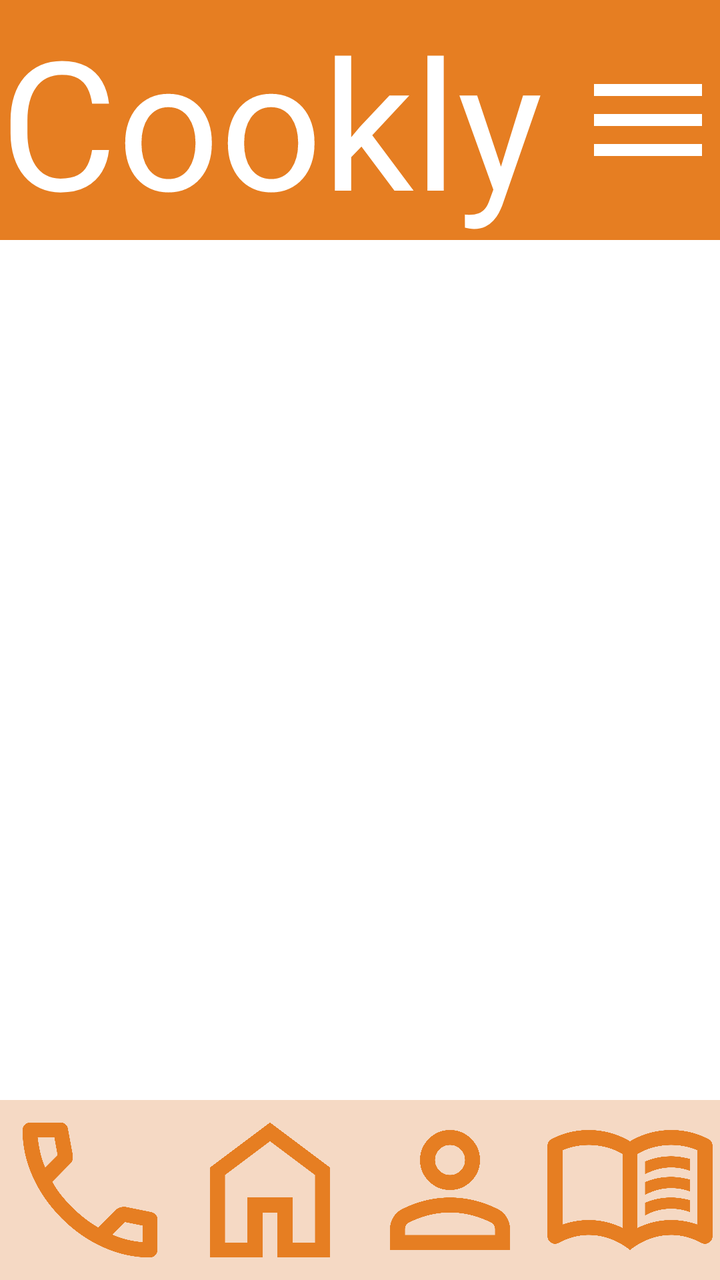
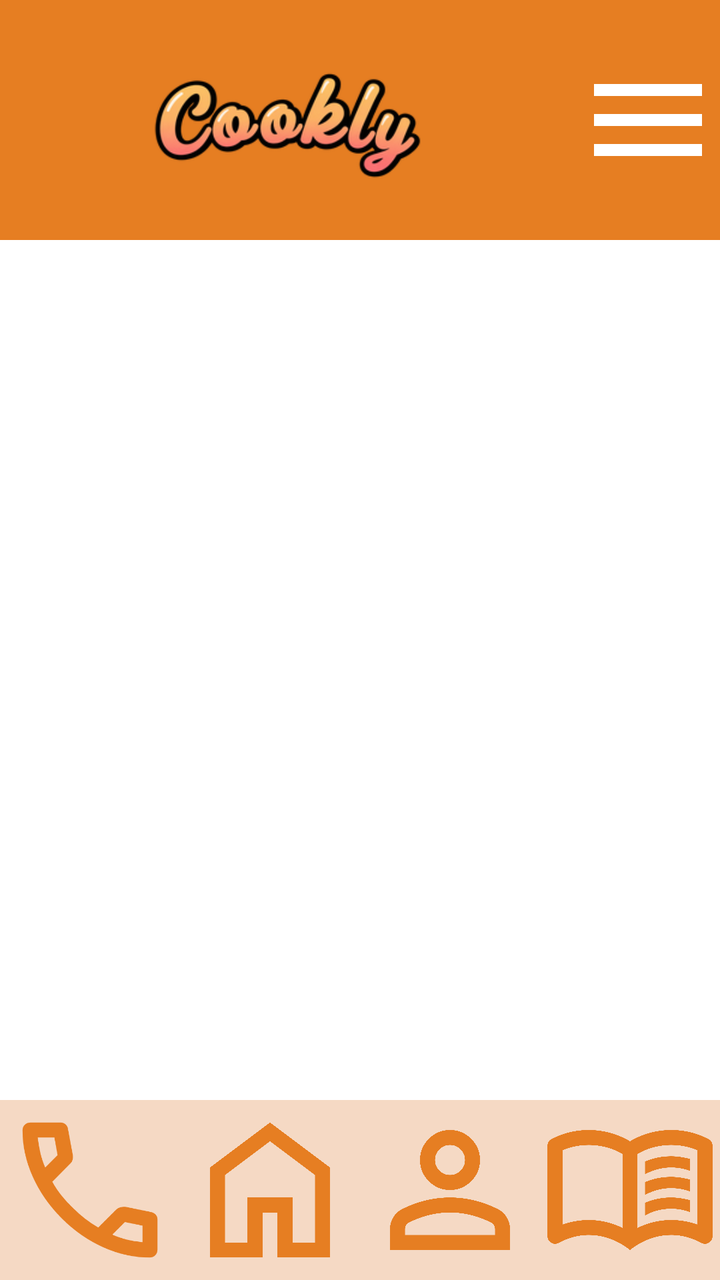

An Android layout rendered at two revisions. The XML below is the earlier revision; the diff shows what the commit changed to produce the second picture.
<!-- AndroidManifest.xml: application theme Theme.Activitat_05 -->
<!-- res/layout/activity_main.xml -->
<?xml version="1.0" encoding="utf-8"?>
<androidx.constraintlayout.widget.ConstraintLayout xmlns:android="http://schemas.android.com/apk/res/android"
    xmlns:app="http://schemas.android.com/apk/res-auto"
    xmlns:tools="http://schemas.android.com/tools"
    android:id="@+id/main"
    android:layout_width="match_parent"
    android:layout_height="match_parent"
    tools:context=".MainActivity">

    <LinearLayout
        android:id="@+id/header"
        android:layout_width="match_parent"
        android:layout_height="120dp"
        app:layout_constraintStart_toStartOf="parent"
        app:layout_constraintTop_toTopOf="parent"
        app:layout_constraintBottom_toTopOf="@id/fragmentContainerView"
        android:background="?attr/headerLink"
        android:orientation="horizontal">

        <TextView
            android:layout_width="0dp"
            android:layout_height="match_parent"
            android:text="@string/logo"
            android:textSize="90sp"
            android:layout_weight="0.8"
            android:textColor="?attr/headerText"/>
        <ImageView
            android:id="@+id/aMSetting"
            android:layout_width="0dp"
            android:layout_height="match_parent"
            android:src="@drawable/menu_24dp"
            android:layout_weight="0.2"/>
    </LinearLayout>

    <androidx.fragment.app.FragmentContainerView
        android:id="@+id/fragmentContainerView"
        android:layout_width="0dp"
        android:layout_height="0dp"
        app:layout_constraintTop_toBottomOf="@id/header"
        app:layout_constraintBottom_toTopOf="@id/footer"
        app:layout_constraintStart_toStartOf="parent"
        app:layout_constraintEnd_toEndOf="parent"/>

    <LinearLayout
        android:id="@+id/footer"
        android:layout_width="match_parent"
        android:layout_height="90dp"
        app:layout_constraintBottom_toBottomOf="parent"
        android:orientation="horizontal"
        android:background="?attr/footer">

        <LinearLayout
            android:id="@+id/aMHelp"
            android:layout_width="0dp"
            android:layout_height="match_parent"
            android:layout_weight="1">

            <ImageView
                android:layout_width="match_parent"
                android:layout_height="match_parent"
                android:src="@drawable/help_24dp"/>
        </LinearLayout>

        <LinearLayout
            android:id="@+id/aMHome"
            android:layout_width="0dp"
            android:layout_height="match_parent"
            android:layout_weight="1">

            <ImageView
                android:layout_width="match_parent"
                android:layout_height="match_parent"
                android:src="@drawable/home_24dp"/>
        </LinearLayout>

        <LinearLayout
            android:id="@+id/aMProfile"
            android:layout_width="0dp"
            android:layout_height="match_parent"
            android:layout_weight="1">

            <ImageView
                android:layout_width="match_parent"
                android:layout_height="match_parent"
                android:src="@drawable/profile_24dp"/>
        </LinearLayout>

        <LinearLayout
            android:id="@+id/aMMyRecipe"
            android:layout_width="0dp"
            android:layout_height="match_parent"
            android:layout_weight="1">

            <ImageView
                android:layout_width="match_parent"
                android:layout_height="match_parent"
                android:src="@drawable/list_24dp"/>
        </LinearLayout>
    </LinearLayout>
</androidx.constraintlayout.widget.ConstraintLayout>
<!-- resources referenced by this layout -->
<resources>
  <!-- drawable help_24dp (drawable) -->
  <vector xmlns:android="http://schemas.android.com/apk/res/android"
      android:width="24dp"
      android:height="24dp"
      android:viewportWidth="960"
      android:viewportHeight="960">
    <path
        android:pathData="M798,840q-125,0 -247,-54.5T329,631Q229,531 174.5,409T120,162q0,-18 12,-30t30,-12h162q14,0 25,9.5t13,22.5l26,140q2,16 -1,27t-11,19l-97,98q20,37 47.5,71.5T387,574q31,31 65,57.5t72,48.5l94,-94q9,-9 23.5,-13.5T670,570l138,28q14,4 23,14.5t9,23.5v162q0,18 -12,30t-30,12ZM241,360l66,-66 -17,-94h-89q5,41 14,81t26,79ZM599,718q39,17 79.5,27t81.5,13v-88l-94,-19 -67,67ZM241,360ZM599,718Z"
        android:fillColor="#E67E22"/>
  </vector>
  <!-- drawable home_24dp (drawable) -->
  <vector xmlns:android="http://schemas.android.com/apk/res/android"
      android:width="24dp"
      android:height="24dp"
      android:viewportWidth="960"
      android:viewportHeight="960">
    <path
        android:pathData="M240,760h120v-240h240v240h120v-360L480,220 240,400v360ZM160,840v-480l320,-240 320,240v480L520,840v-240h-80v240L160,840ZM480,490Z"
        android:fillColor="#E67E22"/>
  </vector>
  <!-- drawable menu_24dp (drawable) -->
  <vector xmlns:android="http://schemas.android.com/apk/res/android"
      android:width="24dp"
      android:height="24dp"
      android:viewportWidth="960"
      android:viewportHeight="960">
    <path
        android:pathData="M120,720v-80h720v80L120,720ZM120,520v-80h720v80L120,520ZM120,320v-80h720v80L120,320Z"
        android:fillColor="#FFFFFF"/>
  </vector>
  <!-- drawable profile_24dp (drawable) -->
  <vector xmlns:android="http://schemas.android.com/apk/res/android"
      android:width="24dp"
      android:height="24dp"
      android:viewportWidth="960"
      android:viewportHeight="960">
    <path
        android:pathData="M367,433q-47,-47 -47,-113t47,-113q47,-47 113,-47t113,47q47,47 47,113t-47,113q-47,47 -113,47t-113,-47ZM160,800v-112q0,-34 17.5,-62.5T224,582q62,-31 126,-46.5T480,520q66,0 130,15.5T736,582q29,15 46.5,43.5T800,688v112L160,800ZM240,720h480v-32q0,-11 -5.5,-20T700,654q-54,-27 -109,-40.5T480,600q-56,0 -111,13.5T260,654q-9,5 -14.5,14t-5.5,20v32ZM536.5,376.5Q560,353 560,320t-23.5,-56.5Q513,240 480,240t-56.5,23.5Q400,287 400,320t23.5,56.5Q447,400 480,400t56.5,-23.5ZM480,320ZM480,720Z"
        android:fillColor="#E67E22"/>
  </vector>
  <string name="logo">Cookly</string>
  <style name="Theme.Activitat_05" parent="Base.Theme.Activitat_05" />
  <style name="Base.Theme.Activitat_05" parent="Theme.Material3Expressive.DayNight.NoActionBar">
          
          <item name="headerLink">@color/headerLink</item>
          <item name="subHeader">@color/subtitle</item>
          <item name="subHeaderText">@color/subtitleText</item>
          <item name="colorPrimary">@color/headerLink</item>
  
          <item name="body">@color/body</item>
  
          <item name="footer">@color/footer</item>
  
          <item name="android:textColor">@color/textGeneral</item>
  
          <item name="headerText">@color/headerText</item>
          <item name="colorOnPrimary">@color/headerText</item>
          <item name="black">@color/black</item>
      </style>
  <color name="headerLink">#E67E22</color>
  <color name="subtitle">#F9EBDC</color>
  <color name="subtitleText">#5D4037</color>
  <color name="body">#FFF8F0</color>
  <color name="footer">#F5D9C4</color>
  <color name="textGeneral">#5D4037</color>
  <color name="headerText">#FFFFFF</color>
  <color name="black">#000000</color>
  <!-- unchanged entries left out for length: 1 -->
</resources>

<!-- the commit's change to res/layout/activity_main.xml (unified diff, before → after) -->
@@ -17,13 +17,15 @@
         android:background="?attr/headerLink"
         android:orientation="horizontal">
 
-        <TextView
+        <ImageView
             android:layout_width="0dp"
+            android:layout_weight="0.8"
+            android:adjustViewBounds="true"
             android:layout_height="match_parent"
-            android:text="@string/logo"
-            android:textSize="90sp"
-            android:layout_weight="0.8"
-            android:textColor="?attr/headerText"/>
+            android:contentDescription="@string/logo"
+            android:src="@drawable/logo"
+            tools:ignore="Suspicious0dp" />
+        
         <ImageView
             android:id="@+id/aMSetting"
             android:layout_width="0dp"
@@ -70,6 +72,7 @@
             <ImageView
                 android:layout_width="match_parent"
                 android:layout_height="match_parent"
+                android:contentDescription="@string/inici"
                 android:src="@drawable/home_24dp"/>
         </LinearLayout>
 
@@ -82,6 +85,7 @@
             <ImageView
                 android:layout_width="match_parent"
                 android:layout_height="match_parent"
+                android:contentDescription="@string/miperfil"
                 android:src="@drawable/profile_24dp"/>
         </LinearLayout>
 
@@ -94,6 +98,7 @@
             <ImageView
                 android:layout_width="match_parent"
                 android:layout_height="match_parent"
+                android:contentDescription="@string/recetas"
                 android:src="@drawable/list_24dp"/>
         </LinearLayout>
     </LinearLayout>
<!-- resource entries referenced after the edit -->
@@ -20,6 +20,7 @@
         android:pathData="M240,760h120v-240h240v240h120v-360L480,220 240,400v360ZM160,840v-480l320,-240 320,240v480L520,840v-240h-80v240L160,840ZM480,490Z"
         android:fillColor="#E67E22"/>
   </vector>
+  <!-- drawable logo: png bitmap (drawable, 25219 bytes) -->
   <!-- drawable menu_24dp (drawable) -->
   <vector xmlns:android="http://schemas.android.com/apk/res/android"
       android:width="24dp"
@@ -40,7 +41,10 @@
         android:pathData="M367,433q-47,-47 -47,-113t47,-113q47,-47 113,-47t113,47q47,47 47,113t-47,113q-47,47 -113,47t-113,-47ZM160,800v-112q0,-34 17.5,-62.5T224,582q62,-31 126,-46.5T480,520q66,0 130,15.5T736,582q29,15 46.5,43.5T800,688v112L160,800ZM240,720h480v-32q0,-11 -5.5,-20T700,654q-54,-27 -109,-40.5T480,600q-56,0 -111,13.5T260,654q-9,5 -14.5,14t-5.5,20v32ZM536.5,376.5Q560,353 560,320t-23.5,-56.5Q513,240 480,240t-56.5,23.5Q400,287 400,320t23.5,56.5Q447,400 480,400t56.5,-23.5ZM480,320ZM480,720Z"
         android:fillColor="#E67E22"/>
   </vector>
+  <string name="inici">INICI</string>
   <string name="logo">Cookly</string>
+  <string name="miperfil">MiPerfil</string>
+  <string name="recetas">RECETAS</string>
   <style name="Theme.Activitat_05" parent="Base.Theme.Activitat_05" />
   <style name="Base.Theme.Activitat_05" parent="Theme.Material3Expressive.DayNight.NoActionBar">
           
